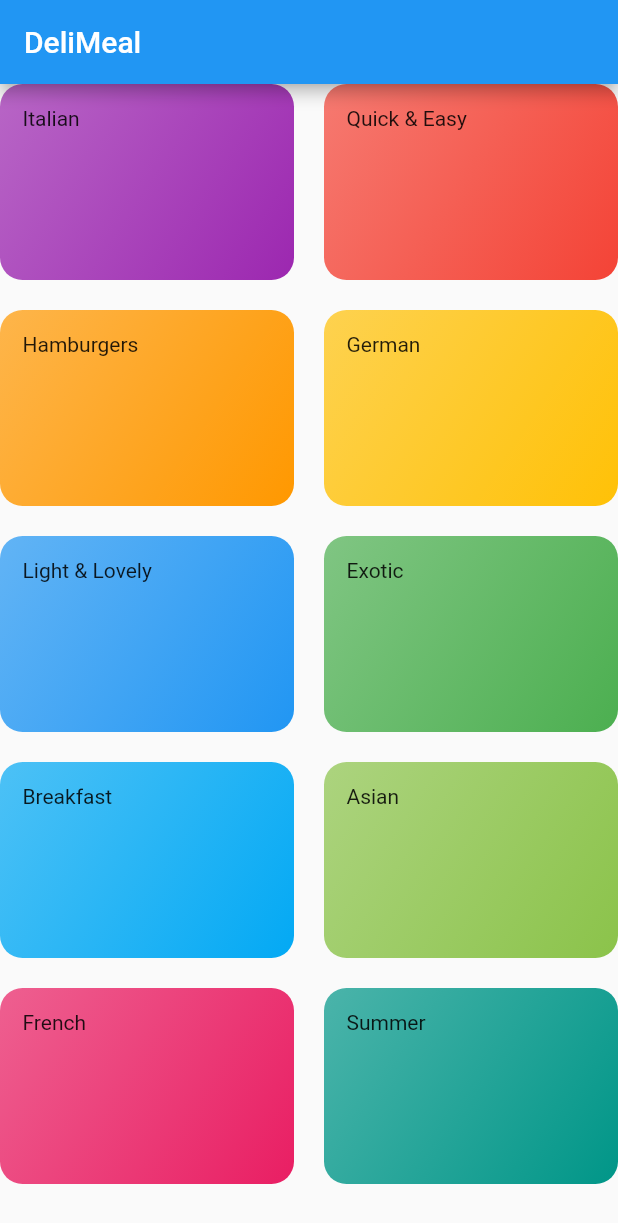
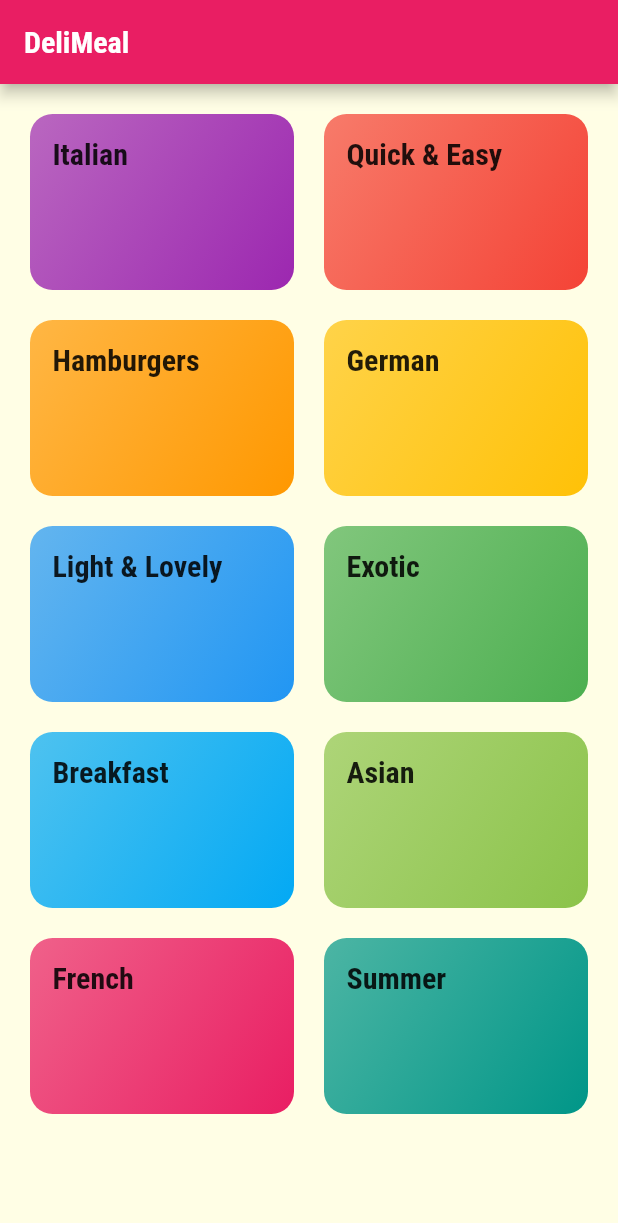
Before and after one commit to daopmdean/the-menu, a Flutter app: the screen it shows after launch, on a phone screen of 412 x 824 dp. Shown: the top 1223 px of the screen. Run offline on Flutter 3.47's test engine with Material 2 defaults, Android fonts, the phone set to English and light mode, and no system bars.

Commit message:
style & theme

```diff
--- a/lib/main.dart
+++ b/lib/main.dart
@@ -11,7 +11,22 @@
     return MaterialApp(
       title: 'The Menu',
       theme: ThemeData(
-        primarySwatch: Colors.blue,
+        primarySwatch: Colors.pink,
+        accentColor: Colors.amber,
+        canvasColor: Color.fromRGBO(255, 254, 229, 1),
+        fontFamily: 'Raleway',
+        textTheme: ThemeData.light().textTheme.copyWith(
+            bodyText2: TextStyle(
+              color: Color.fromRGBO(20, 51, 51, 1),
+            ),
+            bodyText1: TextStyle(
+              color: Color.fromRGBO(20, 51, 51, 1),
+            ),
+            headline6: TextStyle(
+              fontSize: 20,
+              fontFamily: 'RobotoCondensed',
+              fontWeight: FontWeight.bold,
+            )),
       ),
       home: CategoriesScreen(),
     );
--- a/lib/screens/categories_screen.dart
+++ b/lib/screens/categories_screen.dart
@@ -11,6 +11,7 @@
         title: const Text('DeliMeal'),
       ),
       body: GridView(
+        padding: const EdgeInsets.all(20),
         children: DUMMY_CATEGORIES
             .map(
               (catData) => CategoryItem(
--- a/lib/widgets/category_item.dart
+++ b/lib/widgets/category_item.dart
@@ -10,7 +10,10 @@
   Widget build(BuildContext context) {
     return Container(
       padding: const EdgeInsets.all(15),
-      child: Text(title),
+      child: Text(
+        title,
+        style: Theme.of(context).textTheme.headline6,
+      ),
       decoration: BoxDecoration(
         gradient: LinearGradient(
           colors: [
```
Also changed, not shown: pubspec.yaml (+18 -12 lines), assets/fonts/Raleway-Black.ttf (added), assets/fonts/Raleway-Bold.ttf (added), assets/fonts/Raleway-Regular.ttf (added), assets/fonts/RobotoCondensed-Bold.ttf (added), assets/fonts/RobotoCondensed-Italic.ttf (added), assets/fonts/RobotoCondensed-Light.ttf (added), assets/fonts/RobotoCondensed-Regular.ttf (added).
